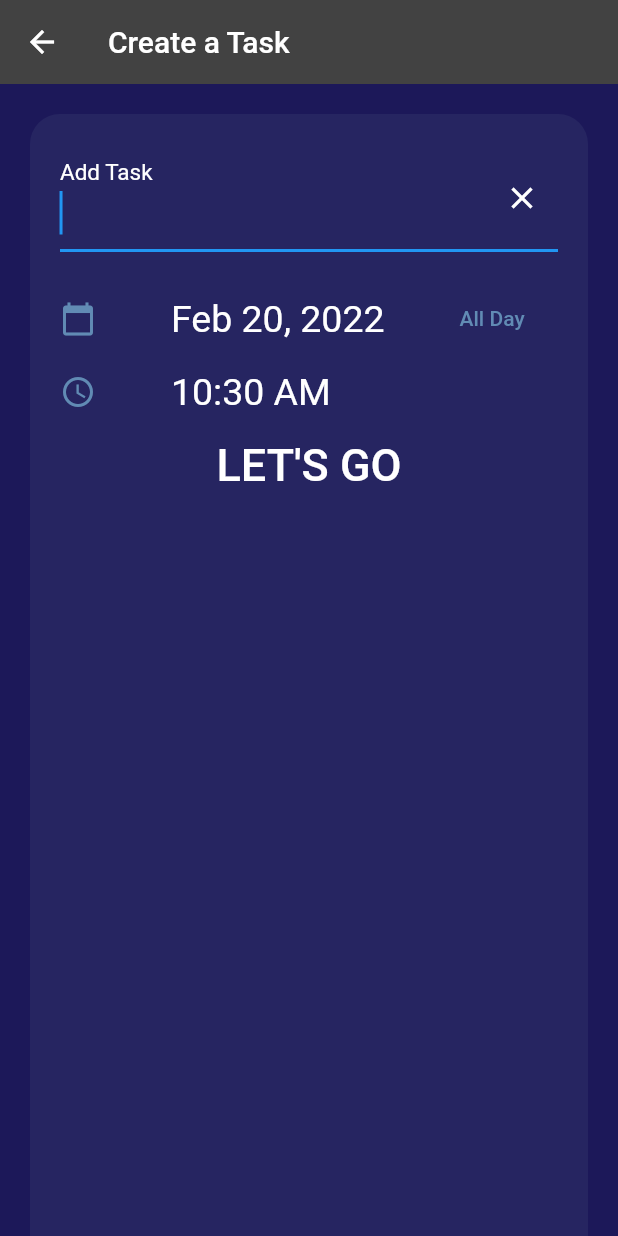
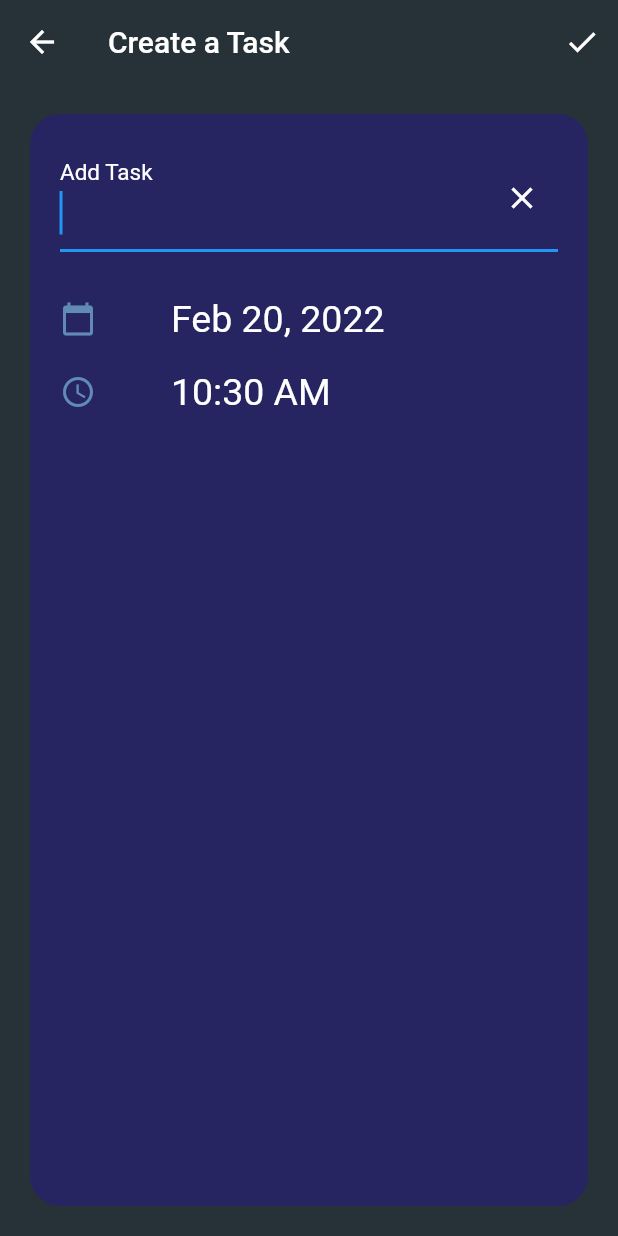
Before and after one commit to ahmedhegazydev/flutter-todo-provider-sqlite, a Flutter app: the HomeScreen screen opened by its route, after a tap on the "add" icon, on a phone screen of 412 x 824 dp. Run offline on Flutter 3.47's test engine with Material 2 defaults, Android fonts, the phone set to English and light mode, and no system bars; our stand-ins replace font_awesome_flutter, sqflite; accounts and stored records are empty.

```diff
--- a/lib/constants.dart
+++ b/lib/constants.dart
@@ -1,5 +1,5 @@
 import 'package:flutter/material.dart';
-var kPrimaryColor = 0xff1c1859;
+var kPrimaryColor = Colors.blueGrey.shade900;
 var kLightBackgroundColor = 0xff262561;
 var kFloatingActionButtonColor = 0xffff6581;
 var kBorderTileColor = 0xff618bb4;
--- a/lib/screens/create_task_screen.dart
+++ b/lib/screens/create_task_screen.dart
@@ -6,14 +6,15 @@ import 'package:todoye/provider/task_data.dart';
 import 'package:todoye/widgets/date_picker.dart';
 import 'package:todoye/widgets/time_picker.dart';
 
+
 class CreateTaskScreen extends StatefulWidget {
   static const String id = 'create_task_screen';
+
   @override
   _CreateTaskScreenState createState() => _CreateTaskScreenState();
 }
 
 class _CreateTaskScreenState extends State<CreateTaskScreen> {
-
   final TextEditingController _taskTitleController = TextEditingController();
 
   String taskTitle = '';
@@ -39,8 +40,8 @@ class _CreateTaskScreenState extends State<CreateTaskScreen> {
       final DateTime _selectDate = await showDatePicker(
           context: context,
           initialDate: _currentDate,
-          firstDate: DateTime(2019),
-          lastDate: DateTime(2021),
+          firstDate: DateTime(2010),
+          lastDate: DateTime(2025),
           builder: (context, child) {
             return SingleChildScrollView(
               child: child,
@@ -54,9 +55,30 @@ class _CreateTaskScreenState extends State<CreateTaskScreen> {
     }
 
     return Scaffold(
-      backgroundColor: Color(kPrimaryColor),
+      backgroundColor: (kPrimaryColor),
       appBar: AppBar(
         elevation: 0.0,
+        actions: [
+
+          IconButton(
+            icon: Icon(Icons.done),
+            color: Colors.white,
+            onPressed: () {
+              setState(() {
+                taskTitle.isEmpty
+                    ? _taskTitleValidate = true
+                    : _taskTitleValidate = false;
+              });
+              if (_taskTitleValidate == true) {
+                return;
+              }
+              Provider.of<TaskData>(context, listen: false)
+                  .addTask(taskTitle, formatedDate, timeText);
+              Navigator.pop(context);
+            },
+          )
+
+        ],
         title: Text('Create a Task'),
       ),
       body: SafeArea(
@@ -65,6 +87,7 @@ class _CreateTaskScreenState extends State<CreateTaskScreen> {
             right: 20.0,
             left: 20.0,
             top: 20.0,
+            bottom: 20.0,
           ),
           child: Container(
             decoration: BoxDecoration(
@@ -72,6 +95,8 @@ class _CreateTaskScreenState extends State<CreateTaskScreen> {
               borderRadius: BorderRadius.only(
                 topLeft: Radius.circular(20.0),
                 topRight: Radius.circular(20.0),
+                bottomRight: Radius.circular(20.0),
+                bottomLeft: Radius.circular(20.0),
               ),
             ),
             padding: EdgeInsets.symmetric(
@@ -125,26 +150,7 @@ class _CreateTaskScreenState extends State<CreateTaskScreen> {
                     );
                   },
                 ),
-                FlatButton(
-                  //TODO: style the button
-                  child: Text(
-                    "LET'S GO",
-                    style: TextStyle(fontSize: 30.0, color: Colors.white),
-                  ),
-                  onPressed: () {
-                    setState(() {
-                      taskTitle.isEmpty
-                          ? _taskTitleValidate = true
-                          : _taskTitleValidate = false;
-                    });
-                    if (_taskTitleValidate == true) {
-                      return;
-                    }
-                    Provider.of<TaskData>(context)
-                        .addTask(taskTitle, formatedDate, timeText);
-                    Navigator.pop(context);
-                  },
-                )
+
               ],
             ),
           ),
--- a/lib/screens/home_screen.dart
+++ b/lib/screens/home_screen.dart
@@ -1,64 +1,30 @@
 import 'package:flutter/material.dart';
 import 'package:todoye/constants.dart';
-import 'package:todoye/screens/create_task_screen.dart';
 import 'package:todoye/widgets/task_list_view.dart';
-import 'package:todoye/widgets/user_intro_section.dart';
 import 'package:todoye/widgets/list_box_title.dart';
+
+import '../widgets/add_task_action_button.dart';
 
 class HomeScreen extends StatelessWidget {
   static const String id = 'home_screen';
+
   @override
   Widget build(BuildContext context) {
     return Scaffold(
-      endDrawer: Drawer(
-        child: ListView(
-          padding: EdgeInsets.zero,
-          children: <Widget>[
-            DrawerHeader(
-              //TODO: edit drawer
-              child: Text('Drawer Header'),
-              decoration: BoxDecoration(
-                color: Color(kPrimaryColor),
-              ),
-            ),
-            ListTile(
-              title: Text('Item 1'),
-              onTap: () {
-                Navigator.pop(context);
-              },
-            ),
-            ListTile(
-              title: Text('Item 2'),
-              onTap: () {
-                Navigator.pop(context);
-              },
-            ),
-          ],
-        ),
-      ),
       appBar: AppBar(
         elevation: 0.0,
-      ),
-      floatingActionButton: FloatingActionButton(
-        child: Icon(
-          Icons.add,
-          color: Colors.white,
-          size: 30.0,
-        ),
-        onPressed: () {
-          Navigator.pushNamed(context, CreateTaskScreen.id);
-        },
+        actions: [AddActionButton()],
       ),
       body: Column(
         crossAxisAlignment: CrossAxisAlignment.start,
         children: <Widget>[
-          new UserIntroSection(),
           Expanded(
             child: Padding(
               padding: const EdgeInsets.only(
                 top: 20.0,
                 left: 20.0,
                 right: 20.0,
+                bottom: 20.0,
               ),
               child: Container(
                 decoration: BoxDecoration(
@@ -66,6 +32,8 @@ class HomeScreen extends StatelessWidget {
                   borderRadius: BorderRadius.only(
                     topLeft: Radius.circular(20.0),
                     topRight: Radius.circular(20.0),
+                    bottomLeft: Radius.circular(20.0),
+                    bottomRight: Radius.circular(20.0),
                   ),
                 ),
                 child: Column(
--- /dev/null
+++ b/lib/widgets/add_task_action_button.dart
@@ -0,0 +1,39 @@
+import 'package:flutter/material.dart';
+import 'package:todoye/constants.dart';
+
+import '../screens/create_task_screen.dart';
+
+class AddActionButton extends StatelessWidget {
+  // AddActionButton({
+  //   this.formatedDate,
+  //   this.selectedDate,
+  // });
+
+  // final String formatedDate;
+  // final Function selectedDate;
+
+  @override
+  Widget build(BuildContext context) {
+    return Padding(
+        padding: EdgeInsets.symmetric(vertical: 8, horizontal: 12),
+
+        // child: ElevatedButton(
+        //   style: ElevatedButton.styleFrom(
+        //     onPrimary: Colors.white,
+        //     // onPrimary: Colors.grey,
+        //     primary: isFormValid ? null : Colors.grey.shade700,
+        //   ),
+        //   onPressed: addOrUpdateNote,
+        //   child: Text('Done'),
+        // ),
+
+        child: IconButton(
+          icon: Icon(Icons.add),
+          color: Colors.white,
+          onPressed: () {
+            Navigator.pushNamed(context, CreateTaskScreen.id);
+          },
+        ));
+
+  }
+}
--- a/lib/widgets/date_picker.dart
+++ b/lib/widgets/date_picker.dart
@@ -32,10 +32,10 @@ class DatePicker extends StatelessWidget {
           SizedBox(
             width: 50.0,
           ),
-          Text(
-            'All Day',
-            style: TextStyle(color: Color(kBorderTileColor)),
-          ),
+          // Text(
+          //   'All Day',
+          //   style: TextStyle(color: Color(kBorderTileColor)),
+          // ),
         ],
       ),
       onPressed: () {
--- a/lib/widgets/task_list_tile.dart
+++ b/lib/widgets/task_list_tile.dart
@@ -24,7 +24,7 @@ class TaskListTile extends StatelessWidget {
         mainAxisAlignment: MainAxisAlignment.end,
         children: <Widget>[
           Container(
-            color: Color(kPrimaryColor),
+            color: kPrimaryColor,
             padding: EdgeInsets.symmetric(horizontal: 20.0),
             child: Row(
               children: <Widget>[
--- a/lib/widgets/task_list_view.dart
+++ b/lib/widgets/task_list_view.dart
@@ -17,7 +17,7 @@ class _TaskListViewState extends State<TaskListView> {
             itemCount: taskData.taskCount,
             itemBuilder: (context, index) {
               return TaskListTile(
-                taskTime:taskData.tasks[index].time,
+                taskTime: taskData.tasks[index].time,
                 taskTitle: taskData.tasks[index].name,
                 isChecked: taskData.tasks[index].isDone,
                 checkboxCallback: (checkboxState) {
--- a/lib/widgets/user_intro_section.dart
+++ /dev/null
@@ -1,32 +0,0 @@
-import 'package:flutter/material.dart';
-import 'package:intl/intl.dart';
-
-class UserIntroSection extends StatelessWidget {
-  @override
-  Widget build(BuildContext context) {
-    DateTime _currentDate = new DateTime.now();
-    String formatedDate = new DateFormat.MMMMEEEEd().format(_currentDate);
-    return Container(
-      padding: EdgeInsets.symmetric(horizontal: 20.0),
-      child: Column(
-        crossAxisAlignment: CrossAxisAlignment.start,
-        children: <Widget>[
-          Text(
-            'Hello Sindy',
-            style: TextStyle(
-              fontSize: 40.0,
-              color: Colors.white,
-            ),
-          ),
-          Text(
-            '$formatedDate',
-            style: TextStyle(
-              fontSize: 20.0,
-              color: Colors.white,
-            ),
-          )
-        ],
-      ),
-    );
-  }
-}
```
Also changed, not shown: lib/main.dart (+22 -20 lines), lib/screens/login_screen.dart (deleted, +0 -111 lines), lib/screens/register_screen.dart (deleted, +0 -118 lines), lib/screens/welcome_screen.dart (+5 -21 lines), pubspec.yaml (+23 -9 lines), pubspec.lock, 18 other files.
